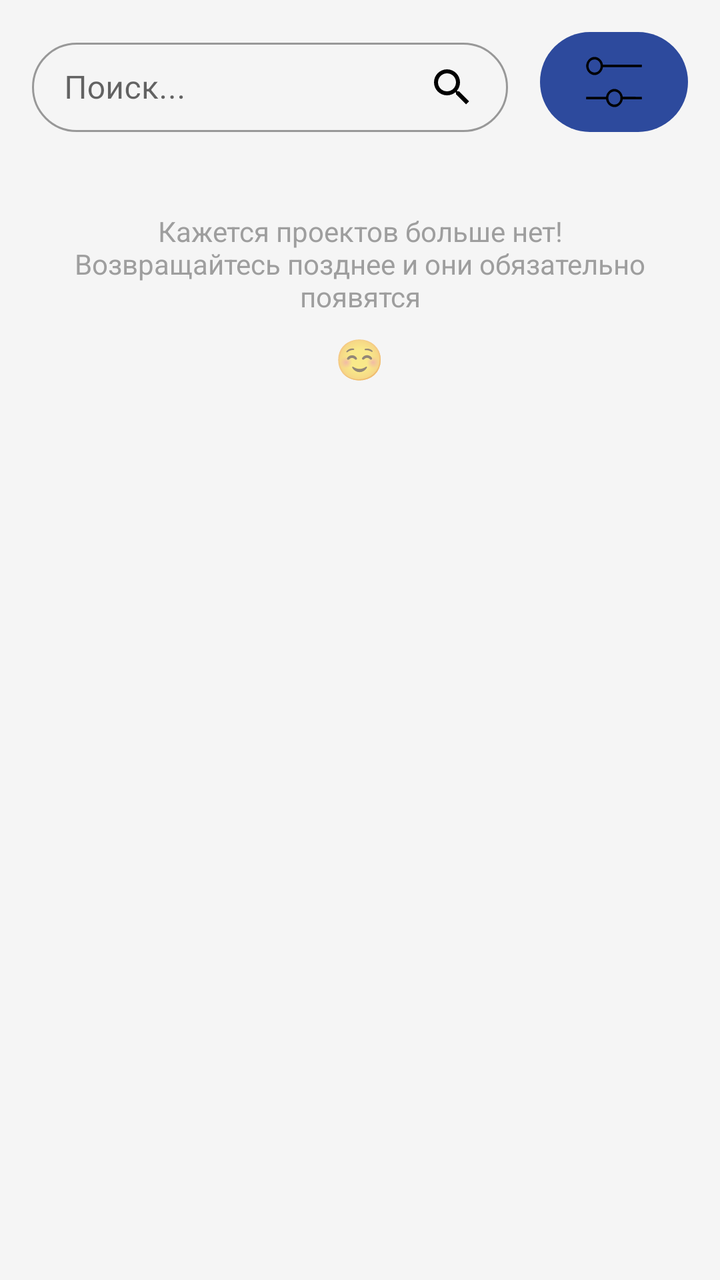
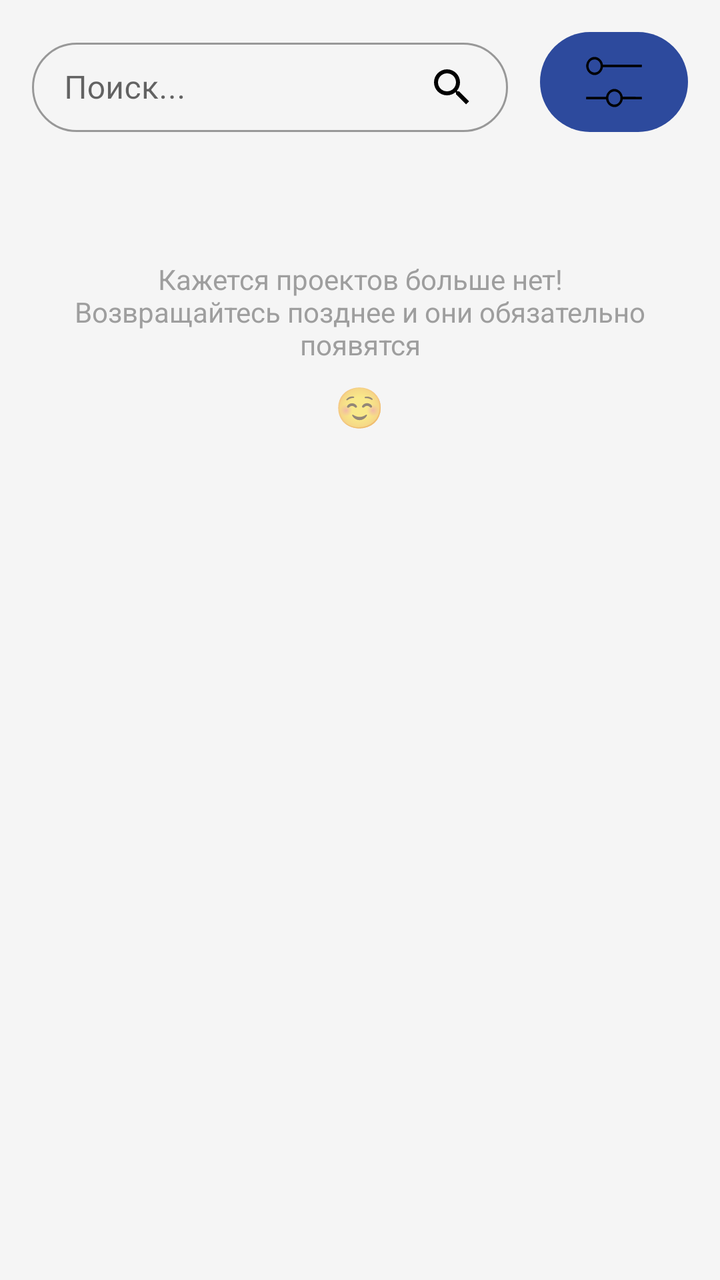

Compare the two renders of this Android layout. The source of the first and the diff that turns it into the second are given below.
<!-- AndroidManifest.xml: application theme Theme.MyApplication -->
<!-- res/layout/fragment_projects.xml -->
<?xml version="1.0" encoding="utf-8"?>
<androidx.core.widget.NestedScrollView xmlns:android="http://schemas.android.com/apk/res/android"
    xmlns:tools="http://schemas.android.com/tools"
    android:layout_width="match_parent"
    android:layout_height="match_parent"
    xmlns:app="http://schemas.android.com/apk/res-auto"
    android:background="#F5F5F5">

    <LinearLayout
        android:layout_width="match_parent"
        android:layout_height="wrap_content"
        android:orientation="vertical">

        <LinearLayout
            android:id="@+id/searchFilterBar"
            android:layout_width="match_parent"
            android:layout_height="wrap_content"
            android:orientation="horizontal"
            android:padding="16dp">

            <com.google.android.material.textfield.TextInputLayout
                android:id="@+id/textInputLayoutSearch"
                style="@style/Widget.MaterialComponents.TextInputLayout.OutlinedBox"
                android:layout_width="0dp"
                android:layout_height="50dp"
                android:layout_weight="1"
                android:clickable="false"
                android:layout_marginEnd="8dp"
                app:boxCornerRadiusTopEnd="30dp"
                app:boxCornerRadiusBottomEnd="30dp"
                app:boxCornerRadiusBottomStart="30dp"
                app:boxCornerRadiusTopStart="30dp">

                <com.google.android.material.textfield.TextInputEditText
                    android:id="@+id/editTextSearch"
                    android:layout_width="match_parent"
                    android:layout_height="wrap_content"
                    android:backgroundTint="@color/black"
                    android:drawableEnd="@drawable/search"
                    android:drawablePadding="8dp"
                    android:hint="Поиск..."
                    android:imeOptions="actionSearch"
                    tools:ignore="HardcodedText" />
            </com.google.android.material.textfield.TextInputLayout>

            <ImageButton
                android:id="@+id/btnFilter"
                android:layout_width="wrap_content"
                android:layout_height="match_parent"
                android:layout_marginStart="8dp"
                android:background="@drawable/bg_filter_button"
                android:contentDescription="Фильтр"
                android:padding="12dp"
                android:src="@drawable/picture"
                tools:ignore="HardcodedText" />
        </LinearLayout>

        <androidx.recyclerview.widget.RecyclerView
            android:id="@+id/recyclerViewProjects"
            android:layout_width="match_parent"
            android:layout_height="wrap_content"
            android:nestedScrollingEnabled="false"
            android:paddingHorizontal="16dp" />

        <LinearLayout
            android:id="@+id/bottomLayout2"
            android:layout_width="match_parent"
            android:layout_height="wrap_content"
            android:orientation="vertical"
            android:padding="24dp"
            android:gravity="center">

            <TextView
                android:id="@+id/textView3"
                android:layout_width="wrap_content"
                android:layout_height="wrap_content"
                android:text="Кажется проектов больше нет!\nВозвращайтесь позднее и они обязательно появятся"
                android:textAlignment="center"
                android:textColor="#9E9E9E"
                android:textSize="14sp"
                tools:ignore="HardcodedText" />

            <TextView
                android:layout_width="wrap_content"
                android:layout_height="wrap_content"
                android:text="☺"
                android:textSize="20sp"
                android:layout_marginTop="8dp"
                tools:ignore="HardcodedText" />
        </LinearLayout>

    </LinearLayout>
</androidx.core.widget.NestedScrollView>
<!-- resources referenced by this layout -->
<resources>
  <color name="black">#FF000000</color>
  <!-- drawable bg_filter_button (drawable) -->
  <?xml version="1.0" encoding="utf-8"?>
  <shape xmlns:android="http://schemas.android.com/apk/res/android">
      <solid android:color="#2D4A9D"/>
      <corners android:radius="25dp"/>
  </shape>
  <!-- drawable picture (drawable) -->
  <vector xmlns:android="http://schemas.android.com/apk/res/android"
      android:width="50dp"
      android:height="30dp"
      android:viewportWidth="920"
      android:viewportHeight="512">
    <path
        android:pathData="M263.3,44c-24.2,6.3 -45,25.1 -54.6,49 -8.2,20.6 -5.7,45.3 6.4,65.7 4.9,8 15.9,19.5 24.1,24.9 26.2,17.5 56.7,17.7 83.3,0.6 16.9,-10.8 30.4,-29.8 34.6,-48.7l1.2,-5.5 178.9,-0 178.8,-0 0,-11 0,-11 -178.9,-0 -178.9,-0 -1.1,-5c-6,-27.7 -31.4,-53 -59.8,-59.4 -9.7,-2.2 -24.9,-2 -34,0.4zM295.8,65.5c19.8,4.7 35.4,20.8 39.7,41 8.8,41.9 -25.1,75.8 -67,67 -20.2,-4.3 -36.3,-19.9 -41,-39.7 -2.9,-12.3 -1.6,-27.5 3.4,-39 4.2,-9.7 15.8,-21.6 25.1,-25.6 11.8,-5.2 27.4,-6.6 39.8,-3.7z"
        android:fillColor="#000000"
        android:strokeColor="#00000000"/>
    <path
        android:pathData="M449,316.6c-20.5,4.4 -39,17.4 -50.5,35.4 -5,7.9 -8.8,16.7 -10.5,24.3l-1.3,5.7 -91.4,-0 -91.3,-0 0,11 0,11 91.4,-0 91.4,-0 1.6,6.5c9.9,39.3 50,65.6 89.2,58.4 28,-5.1 54.6,-30.3 61.3,-58.1l1.6,-6.8 87.8,-0 87.7,-0 0,-11 0,-11 -87.7,-0.2 -87.7,-0.3 -1.7,-6.7c-10,-39.6 -51.5,-66.5 -89.9,-58.2zM478.4,339c10,2.5 16.5,6.1 24.2,13.2 7.2,6.8 12.6,16.2 15,26.4 2.4,10.2 1.5,25.7 -2,34.8 -5.6,14.6 -16.6,25.6 -31.2,31.2 -9,3.5 -24.6,4.4 -34.7,2 -20.3,-4.8 -35.9,-20.7 -40.2,-41.1 -9,-42.7 26.8,-77.3 68.9,-66.5z"
        android:fillColor="#000000"
        android:strokeColor="#00000000"/>
  </vector>
  <!-- drawable search (drawable) -->
  <vector xmlns:android="http://schemas.android.com/apk/res/android" android:height="24dp" android:width="24dp" android:viewportWidth="24" android:viewportHeight="24"><path android:fillColor="#000000" android:pathData="M9.5,3A6.5,6.5 0 0,1 16,9.5C16,11.11 15.41,12.59 14.44,13.73L14.71,14H15.5L20.5,19L19,20.5L14,15.5V14.71L13.73,14.44C12.59,15.41 11.11,16 9.5,16A6.5,6.5 0 0,1 3,9.5A6.5,6.5 0 0,1 9.5,3M9.5,5C7,5 5,7 5,9.5C5,12 7,14 9.5,14C12,14 14,12 14,9.5C14,7 12,5 9.5,5Z" /></vector>
  <style name="Theme.MyApplication" parent="Theme.MaterialComponents.DayNight.DarkActionBar">
          
          <item name="colorPrimary">@color/purple_500</item>
          <item name="colorPrimaryVariant">@color/purple_700</item>
          <item name="colorOnPrimary">@color/white</item>
          
          <item name="colorSecondary">@color/teal_200</item>
          <item name="colorSecondaryVariant">@color/teal_700</item>
          <item name="colorOnSecondary">@color/black</item>
          
          <item name="android:statusBarColor">?attr/colorPrimaryVariant</item>
          
      </style>
  <color name="purple_500">#FF6200EE</color>
  <color name="purple_700">#FF3700B3</color>
  <color name="white">#FFFFFFFF</color>
  <color name="teal_200">#FF03DAC5</color>
  <color name="teal_700">#FF018786</color>
</resources>

<!-- the commit's change to res/layout/fragment_projects.xml (unified diff, before → after) -->
@@ -60,7 +60,8 @@
             android:layout_width="match_parent"
             android:layout_height="wrap_content"
             android:nestedScrollingEnabled="false"
-            android:paddingHorizontal="16dp" />
+            android:paddingHorizontal="16dp"
+            android:padding="12dp"/>
 
         <LinearLayout
             android:id="@+id/bottomLayout2"
